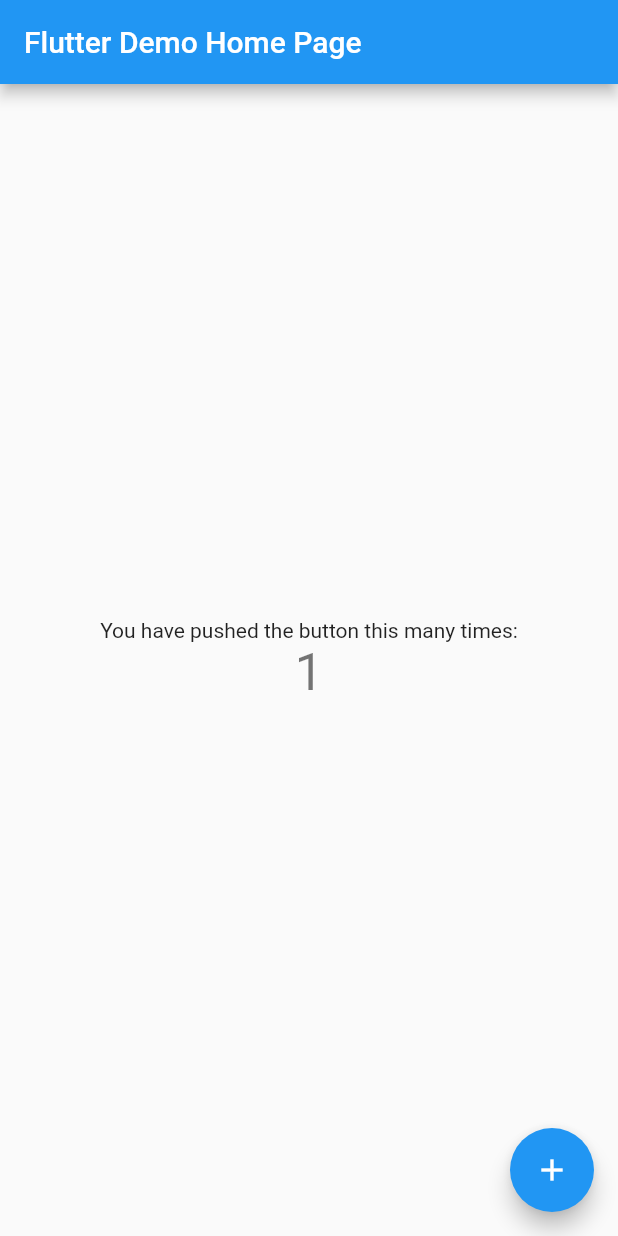
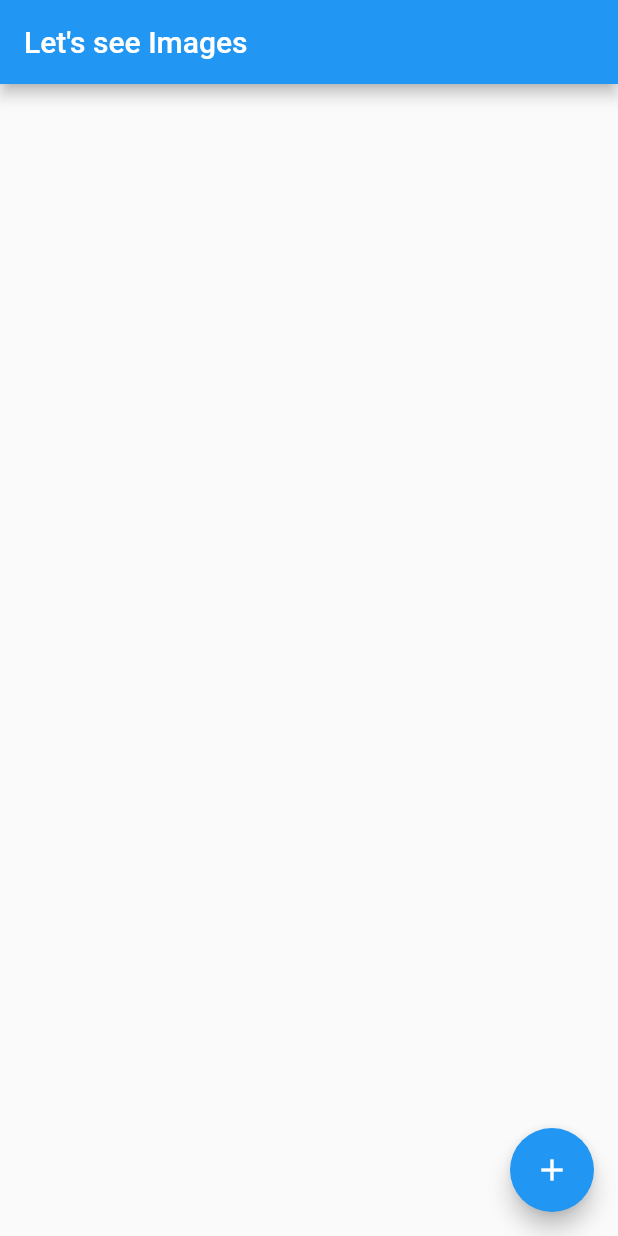
Before and after one commit to cryp73r/Flutter_App_Development_2, a Flutter app: the screen it shows after launch, after a tap on the "add" icon, on a phone screen of 412 x 824 dp. Run offline on Flutter 3.47's test engine with Material 2 defaults, Android fonts, the phone set to English and light mode, and no system bars.

Commit message:
First Application

```diff
--- a/pics/lib/main.dart
+++ b/pics/lib/main.dart
@@ -1,113 +1,6 @@
 import 'package:flutter/material.dart';
+import 'package:pics/src/app.dart';
 
 void main() {
-  runApp(MyApp());
+  runApp(App());
 }
-
-class MyApp extends StatelessWidget {
-  // This widget is the root of your application.
-  @override
-  Widget build(BuildContext context) {
-    return MaterialApp(
-      title: 'Flutter Demo',
-      theme: ThemeData(
-        // This is the theme of your application.
-        //
-        // Try running your application with "flutter run". You'll see the
-        // application has a blue toolbar. Then, without quitting the app, try
-        // changing the primarySwatch below to Colors.green and then invoke
-        // "hot reload" (press "r" in the console where you ran "flutter run",
-        // or simply save your changes to "hot reload" in a Flutter IDE).
-        // Notice that the counter didn't reset back to zero; the application
-        // is not restarted.
-        primarySwatch: Colors.blue,
-      ),
-      home: MyHomePage(title: 'Flutter Demo Home Page'),
-    );
-  }
-}
-
-class MyHomePage extends StatefulWidget {
-  MyHomePage({Key key, this.title}) : super(key: key);
-
-  // This widget is the home page of your application. It is stateful, meaning
-  // that it has a State object (defined below) that contains fields that affect
-  // how it looks.
-
-  // This class is the configuration for the state. It holds the values (in this
-  // case the title) provided by the parent (in this case the App widget) and
-  // used by the build method of the State. Fields in a Widget subclass are
-  // always marked "final".
-
-  final String title;
-
-  @override
-  _MyHomePageState createState() => _MyHomePageState();
-}
-
-class _MyHomePageState extends State<MyHomePage> {
-  int _counter = 0;
-
-  void _incrementCounter() {
-    setState(() {
-      // This call to setState tells the Flutter framework that something has
-      // changed in this State, which causes it to rerun the build method below
-      // so that the display can reflect the updated values. If we changed
-      // _counter without calling setState(), then the build method would not be
-      // called again, and so nothing would appear to happen.
-      _counter++;
-    });
-  }
-
-  @override
-  Widget build(BuildContext context) {
-    // This method is rerun every time setState is called, for instance as done
-    // by the _incrementCounter method above.
-    //
-    // The Flutter framework has been optimized to make rerunning build methods
-    // fast, so that you can just rebuild anything that needs updating rather
-    // than having to individually change instances of widgets.
-    return Scaffold(
-      appBar: AppBar(
-        // Here we take the value from the MyHomePage object that was created by
-        // the App.build method, and use it to set our appbar title.
-        title: Text(widget.title),
-      ),
-      body: Center(
-        // Center is a layout widget. It takes a single child and positions it
-        // in the middle of the parent.
-        child: Column(
-          // Column is also a layout widget. It takes a list of children and
-          // arranges them vertically. By default, it sizes itself to fit its
-          // children horizontally, and tries to be as tall as its parent.
-          //
-          // Invoke "debug painting" (press "p" in the console, choose the
-          // "Toggle Debug Paint" action from the Flutter Inspector in Android
-          // Studio, or the "Toggle Debug Paint" command in Visual Studio Code)
-          // to see the wireframe for each widget.
-          //
-          // Column has various properties to control how it sizes itself and
-          // how it positions its children. Here we use mainAxisAlignment to
-          // center the children vertically; the main axis here is the vertical
-          // axis because Columns are vertical (the cross axis would be
-          // horizontal).
-          mainAxisAlignment: MainAxisAlignment.center,
-          children: <Widget>[
-            Text(
-              'You have pushed the button this many times:',
-            ),
-            Text(
-              '$_counter',
-              style: Theme.of(context).textTheme.headline4,
-            ),
-          ],
-        ),
-      ),
-      floatingActionButton: FloatingActionButton(
-        onPressed: _incrementCounter,
-        tooltip: 'Increment',
-        child: Icon(Icons.add),
-      ), // This trailing comma makes auto-formatting nicer for build methods.
-    );
-  }
-}
--- /dev/null
+++ b/pics/lib/src/app.dart
@@ -0,0 +1,18 @@
+import 'package:flutter/material.dart';
+
+class App extends StatelessWidget {
+  @override
+  Widget build(BuildContext context) {
+    return MaterialApp(
+      home: Scaffold(
+        floatingActionButton: FloatingActionButton(
+          child: Icon(Icons.add),
+          onPressed: () => debugPrint("Action Button Pressed"),
+        ),
+        appBar: AppBar(
+          title: Text("Let's see Images"),
+        ),
+      ),
+    );
+  }
+}
```
